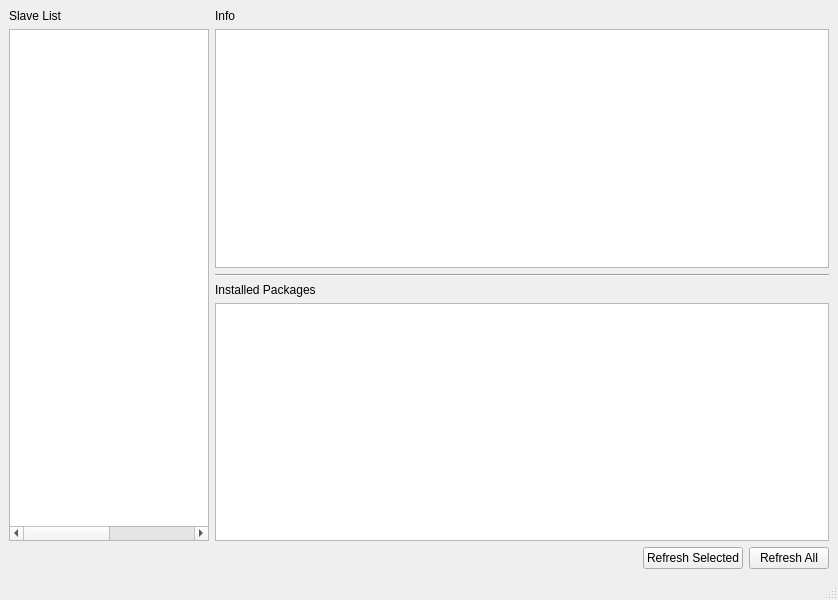
Above: RegQuery/ui_mainWindow.ui from p3rfilov/Deadline before the change. Below: the same form after it.
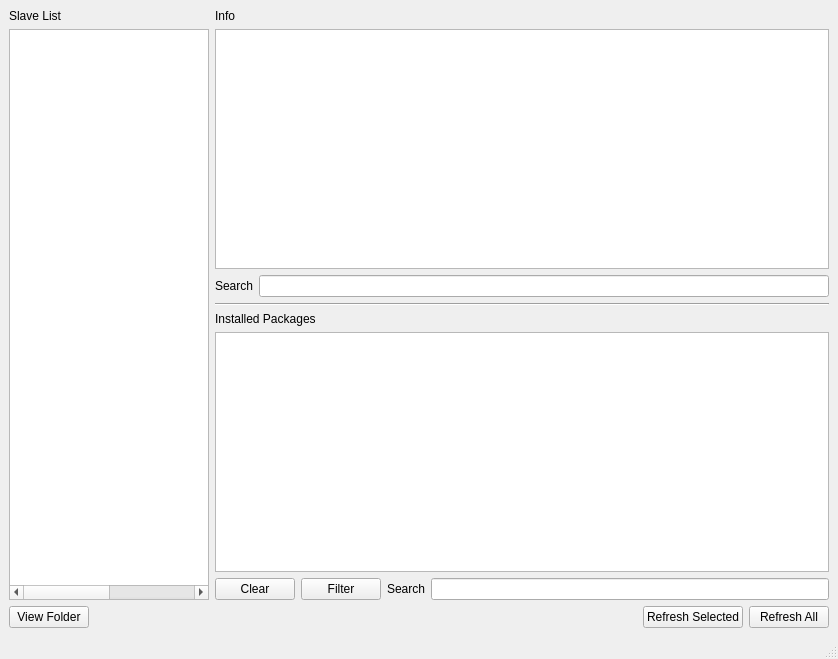
That is the form after the change.

Commit message: added reg query

```diff
--- a/RegQuery/ui_mainWindow.ui
+++ b/RegQuery/ui_mainWindow.ui
@@ -7,7 +7,7 @@
     <x>0</x>
     <y>0</y>
     <width>838</width>
-    <height>600</height>
+    <height>659</height>
    </rect>
   </property>
   <property name="windowTitle">
@@ -40,6 +40,20 @@
           </property>
          </widget>
         </item>
+        <item>
+         <layout class="QHBoxLayout" name="horizontalLayout">
+          <item>
+           <widget class="QLabel" name="label_4">
+            <property name="text">
+             <string>Search</string>
+            </property>
+           </widget>
+          </item>
+          <item>
+           <widget class="QLineEdit" name="searchInfo"/>
+          </item>
+         </layout>
+        </item>
         <item>
          <widget class="Line" name="line">
           <property name="orientation">
@@ -61,6 +75,34 @@
           </property>
          </widget>
         </item>
+        <item>
+         <layout class="QHBoxLayout" name="horizontalLayout_3">
+          <item>
+           <widget class="QPushButton" name="clear">
+            <property name="text">
+             <string>Clear</string>
+            </property>
+           </widget>
+          </item>
+          <item>
+           <widget class="QPushButton" name="filter">
+            <property name="text">
+             <string>Filter</string>
+            </property>
+           </widget>
+          </item>
+          <item>
+           <widget class="QLabel" name="label_5">
+            <property name="text">
+             <string>Search</string>
+            </property>
+           </widget>
+          </item>
+          <item>
+           <widget class="QLineEdit" name="searchSoft"/>
+          </item>
+         </layout>
+        </item>
        </layout>
       </item>
       <item row="1" column="0">
@@ -102,6 +144,13 @@
     </item>
     <item>
      <layout class="QHBoxLayout" name="horizontalLayout_2">
+      <item>
+       <widget class="QPushButton" name="folder">
+        <property name="text">
+         <string>View Folder</string>
+        </property>
+       </widget>
+      </item>
       <item>
        <spacer name="horizontalSpacer">
         <property name="orientation">
```
The commit also changes 1 other file.
